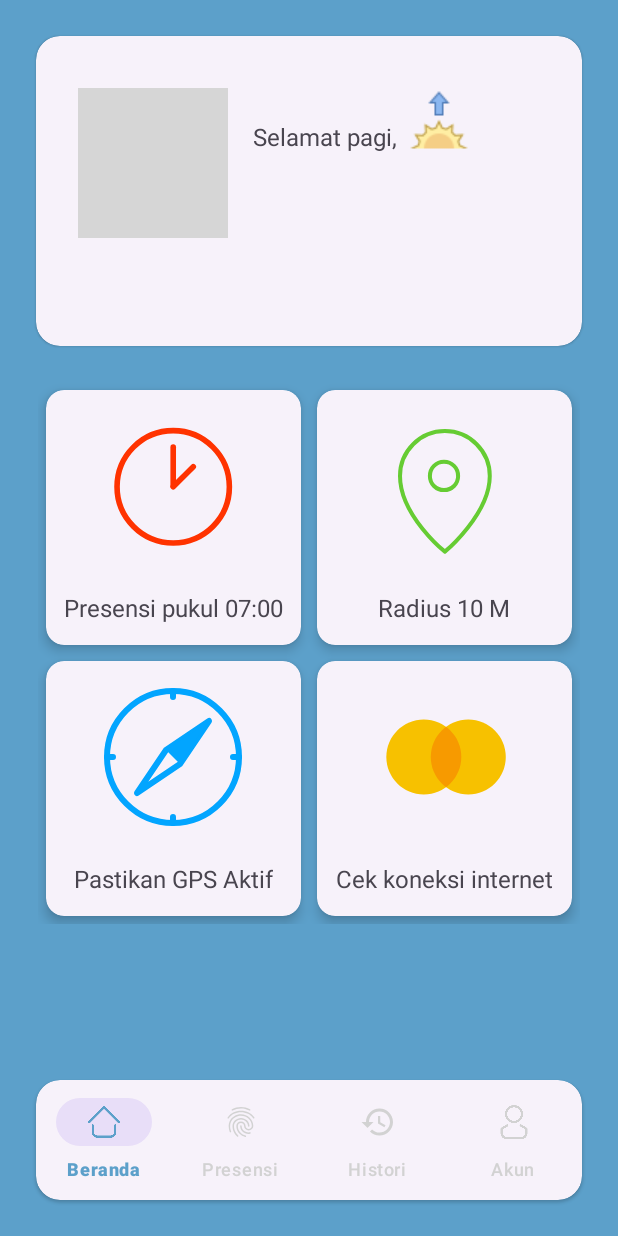
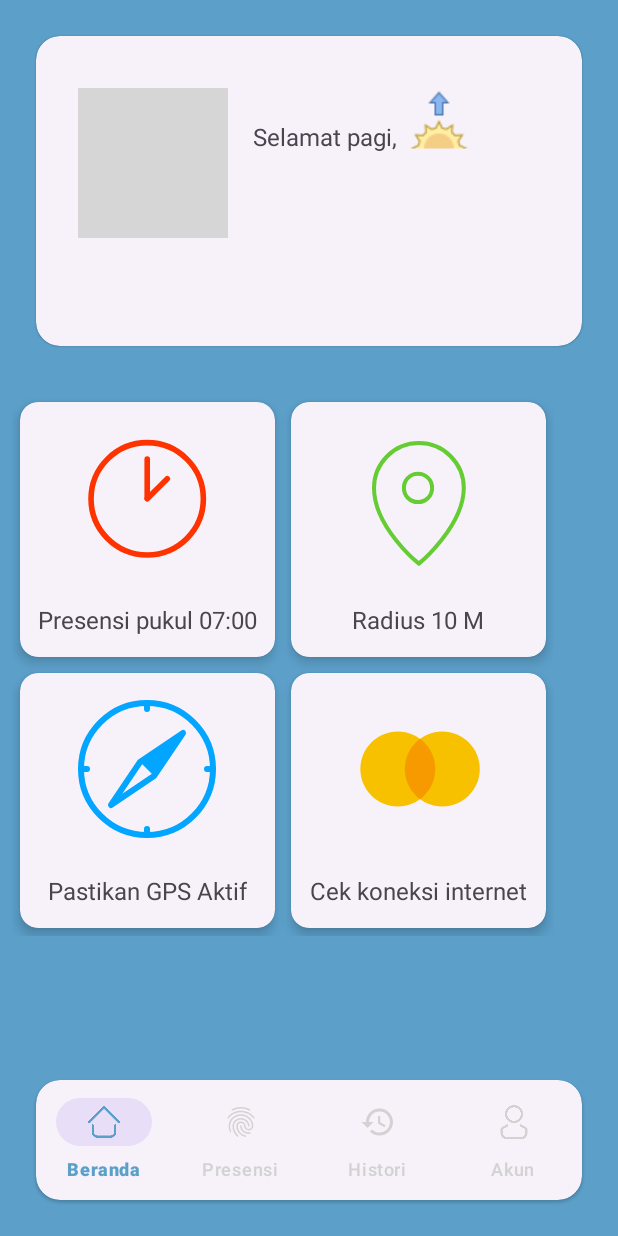
Before and after one commit to gunadermawan/android-PeduliPresensi-kotlin, an Android app: the screen it shows after launch once a user with an empty profile is signed in (MainActivity), on a phone screen of 412 x 824 dp. Run offline under Robolectric (Android 15) with nearby library versions, the phone set to English and light mode, and no system bars; our stand-ins replace CircleImageView, Firebase (no records; nobody signed in at launch, a user with empty details on screens opened directly), Picasso, navigation-ui; libraries missing offline, so code that uses them is left out: www.sanju.motiontoast; pictures from the network do not load; Roboto replaces fonts that are not available here; grey boxes are pictures that could not be loaded.

Commit message:
- update gradle gms - update layout - create new greeting card

```diff
--- a/attendance/app/build.gradle
+++ b/attendance/app/build.gradle
@@ -63,7 +63,7 @@ dependencies {
     //    picasso
     implementation 'com.squareup.picasso:picasso:2.71828'
     //    google location services
-    implementation 'com.google.android.gms:play-services-location:19.0.0'
+    implementation 'com.google.android.gms:play-services-location:19.0.1'
     // Motion Toast
     implementation 'com.github.Spikeysanju:MotionToast:1.4'
     //    Lottie
--- a/attendance/app/src/main/java/com/capstone/attendance/ui/home/HomeFragment.kt
+++ b/attendance/app/src/main/java/com/capstone/attendance/ui/home/HomeFragment.kt
@@ -52,7 +52,7 @@ class HomeFragment : Fragment() {
         }
         val calendar = Calendar.getInstance()
         when (calendar.get(Calendar.HOUR_OF_DAY)) {
-            in 0..11 -> {
+            in 3..11 -> {
                 binding.tvWelcome.text = GOOD_MORNING
                 binding.ivMorning.visibility = View.VISIBLE
             }
@@ -69,7 +69,7 @@ class HomeFragment : Fragment() {
                 binding.ivNight.visibility = View.VISIBLE
             }
             else -> {
-                binding.tvUserHome.text = GOOD_LATE_NIGHT
+                binding.tvWelcome.text = GOOD_LATE_NIGHT
                 binding.ivNight.visibility = View.VISIBLE
             }
         }
--- a/attendance/app/src/main/res/layout/activity_login.xml
+++ b/attendance/app/src/main/res/layout/activity_login.xml
@@ -10,7 +10,7 @@
     <androidx.cardview.widget.CardView
         android:id="@+id/cv_login"
         style="?attr/materialCardViewElevatedStyle"
-        android:layout_width="0dp"
+        android:layout_width="match_parent"
         android:layout_height="wrap_content"
         android:layout_marginStart="32dp"
         android:layout_marginTop="8dp"
--- a/attendance/app/src/main/res/layout/activity_signup.xml
+++ b/attendance/app/src/main/res/layout/activity_signup.xml
@@ -10,7 +10,7 @@
     <androidx.cardview.widget.CardView
         android:id="@+id/cv_signup"
         style="?attr/materialCardViewElevatedStyle"
-        android:layout_width="0dp"
+        android:layout_width="match_parent"
         android:layout_height="wrap_content"
         android:layout_marginStart="32dp"
         android:layout_marginTop="8dp"
--- a/attendance/app/src/main/res/layout/fragment_home.xml
+++ b/attendance/app/src/main/res/layout/fragment_home.xml
@@ -153,7 +153,7 @@
             <GridLayout
                 android:layout_width="wrap_content"
                 android:layout_height="wrap_content"
-                android:layout_gravity="center_horizontal"
+                android:layout_margin="@dimen/dimen_16"
                 android:alignmentMode="alignMargins"
                 android:columnCount="2"
                 android:columnOrderPreserved="false"
```
